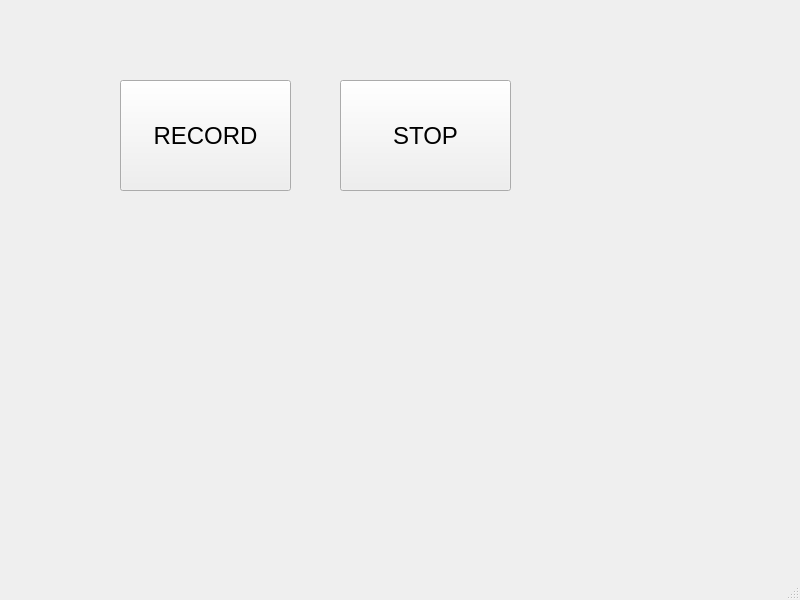
First picture: the form in mainwindow.ui, repository aethrius0/Voice-Chat-Application, before the edit.
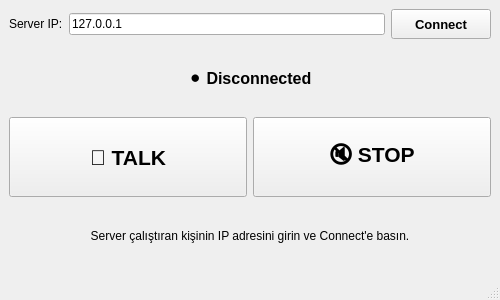
Second picture: the form after the edit.

Commit message: IP girerek bağlanma eklendi, biri server biri local olarak 2 farklı bilgisayardaki program server pc'ye bağlanarak iletişim kurabiliyor. Genel arayüz düzenlemeleri yapıldı. Genel arayüz ve haberleşme eksikleri düzeltilecek, belirli küçük hatalar düzeltilecek.

What changed in the file:
```diff
--- a/mainwindow.ui
+++ b/mainwindow.ui
@@ -6,50 +6,127 @@
    <rect>
     <x>0</x>
     <y>0</y>
-    <width>800</width>
-    <height>600</height>
+    <width>500</width>
+    <height>300</height>
    </rect>
   </property>
   <property name="windowTitle">
    <string>MainWindow</string>
   </property>
   <widget class="QWidget" name="centralwidget">
+   <layout class="QVBoxLayout" name="verticalLayout">
+    <item>
+     <layout class="QHBoxLayout" name="serverLayout">
+      <item>
+       <widget class="QLabel" name="serverLabel">
+        <property name="text">
+         <string>Server IP:</string>
+        </property>
+       </widget>
+      </item>
+      <item>
+       <widget class="QLineEdit" name="serverIpEdit">
+        <property name="placeholderText">
+         <string>örn: 192.168.1.100</string>
+        </property>
+        <property name="text">
+         <string>127.0.0.1</string>
+        </property>
+       </widget>
+      </item>
+      <item>
+       <widget class="QPushButton" name="onlineButton">
+        <property name="minimumSize">
+         <size>
+          <width>100</width>
+          <height>30</height>
+         </size>
+        </property>
+        <property name="font">
+         <font>
+          <pointsize>10</pointsize>
+          <bold>true</bold>
+         </font>
+        </property>
+        <property name="text">
+         <string>Connect</string>
+        </property>
+       </widget>
+      </item>
+     </layout>
+    </item>
+    <item>
+     <widget class="QLabel" name="statusLabel">
+      <property name="font">
+       <font>
+        <pointsize>12</pointsize>
+        <bold>true</bold>
+       </font>
+      </property>
+      <property name="text">
+       <string>⚫ Disconnected</string>
+      </property>
+      <property name="alignment">
+       <set>Qt::AlignCenter</set>
+      </property>
+     </widget>
+    </item>
+    <item>
+     <layout class="QHBoxLayout" name="buttonLayout">
+      <item>
    <widget class="QPushButton" name="recordButton">
-    <property name="geometry">
-     <rect>
-      <x>120</x>
-      <y>80</y>
-      <width>171</width>
-      <height>111</height>
-     </rect>
+        <property name="minimumSize">
+         <size>
+          <width>150</width>
+          <height>80</height>
+         </size>
     </property>
     <property name="font">
      <font>
-      <pointsize>18</pointsize>
+          <pointsize>16</pointsize>
+          <bold>true</bold>
      </font>
     </property>
     <property name="text">
-     <string>RECORD</string>
-    </property>
-   </widget>
+         <string>🎤 TALK</string>
+        </property>
+       </widget>
+      </item>
+      <item>
    <widget class="QPushButton" name="stopButton">
-    <property name="geometry">
-     <rect>
-      <x>340</x>
-      <y>80</y>
-      <width>171</width>
-      <height>111</height>
-     </rect>
+        <property name="minimumSize">
+         <size>
+          <width>150</width>
+          <height>80</height>
+         </size>
     </property>
     <property name="font">
      <font>
-      <pointsize>18</pointsize>
+          <pointsize>16</pointsize>
+          <bold>true</bold>
      </font>
     </property>
     <property name="text">
-     <string>STOP</string>
-    </property>
-   </widget>
+         <string>🔇 STOP</string>
+        </property>
+       </widget>
+      </item>
+     </layout>
+    </item>
+    <item>
+     <widget class="QLabel" name="infoLabel">
+      <property name="text">
+       <string>Server çalıştıran kişinin IP adresini girin ve Connect'e basın.</string>
+      </property>
+      <property name="alignment">
+       <set>Qt::AlignCenter</set>
+      </property>
+      <property name="wordWrap">
+       <bool>true</bool>
+      </property>
+     </widget>
+    </item>
+   </layout>
   </widget>
   <widget class="QMenuBar" name="menubar">
    <property name="geometry">
```
Left out of the diff: 4 changed lines with no effect on the pictures. Lines whose indentation alone changed are shown as unchanged. The commit also changes 1020 other files.
